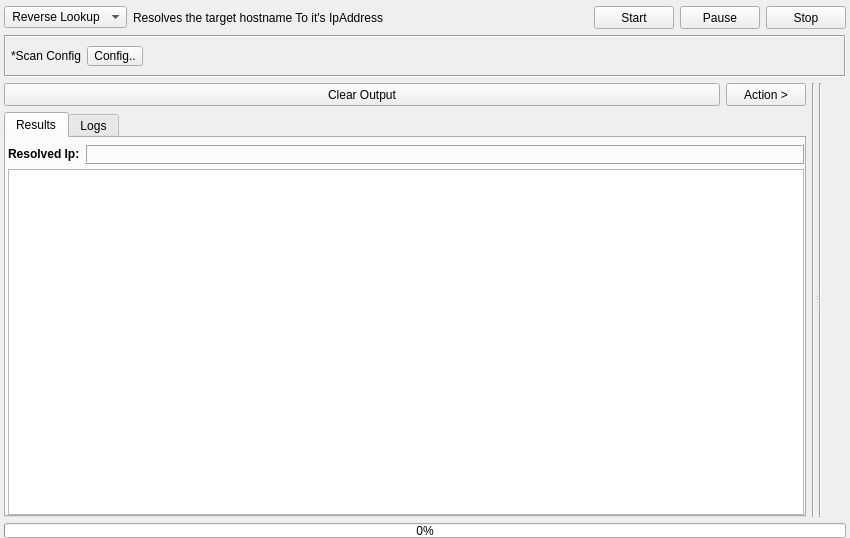
Before: the Qt Designer form gui/src/engines/ip/Ip.ui in 3nock/OTE, drawn with Qt 5.
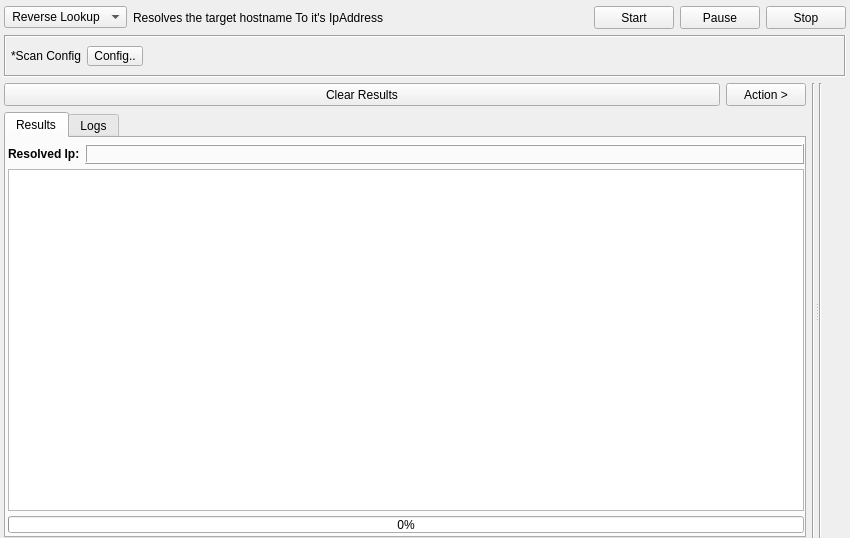
After: the same form once the commit is applied. Custom widgets are drawn as their Qt base class.

Patch:
```diff
--- a/gui/src/engines/ip/Ip.ui
+++ b/gui/src/engines/ip/Ip.ui
@@ -266,7 +266,7 @@
               <string notr="true"/>
              </property>
              <property name="text">
-              <string>Clear Output</string>
+              <string>Clear Results</string>
              </property>
             </widget>
            </item>
@@ -329,7 +329,7 @@
               <number>0</number>
              </property>
              <property name="bottomMargin">
-              <number>0</number>
+              <number>3</number>
              </property>
              <item>
               <layout class="QHBoxLayout" name="horizontalLayout_18">
@@ -470,6 +470,28 @@
                </attribute>
               </widget>
              </item>
+             <item>
+              <widget class="QProgressBar" name="progressBar">
+               <property name="minimumSize">
+                <size>
+                 <width>0</width>
+                 <height>17</height>
+                </size>
+               </property>
+               <property name="maximumSize">
+                <size>
+                 <width>16777215</width>
+                 <height>17</height>
+                </size>
+               </property>
+               <property name="styleSheet">
+                <string notr="true"/>
+               </property>
+               <property name="value">
+                <number>0</number>
+               </property>
+              </widget>
+             </item>
             </layout>
            </widget>
            <widget class="QWidget" name="tab_logs">
@@ -546,28 +568,6 @@
      </widget>
     </widget>
    </item>
-   <item>
-    <widget class="QProgressBar" name="progressBar">
-     <property name="minimumSize">
-      <size>
-       <width>0</width>
-       <height>15</height>
-      </size>
-     </property>
-     <property name="maximumSize">
-      <size>
-       <width>16777215</width>
-       <height>15</height>
-      </size>
-     </property>
-     <property name="styleSheet">
-      <string notr="true"/>
-     </property>
-     <property name="value">
-      <number>0</number>
-     </property>
-    </widget>
-   </item>
   </layout>
  </widget>
  <customwidgets>
```
Left out of the diff: 2 changed lines with no effect on the pictures.
